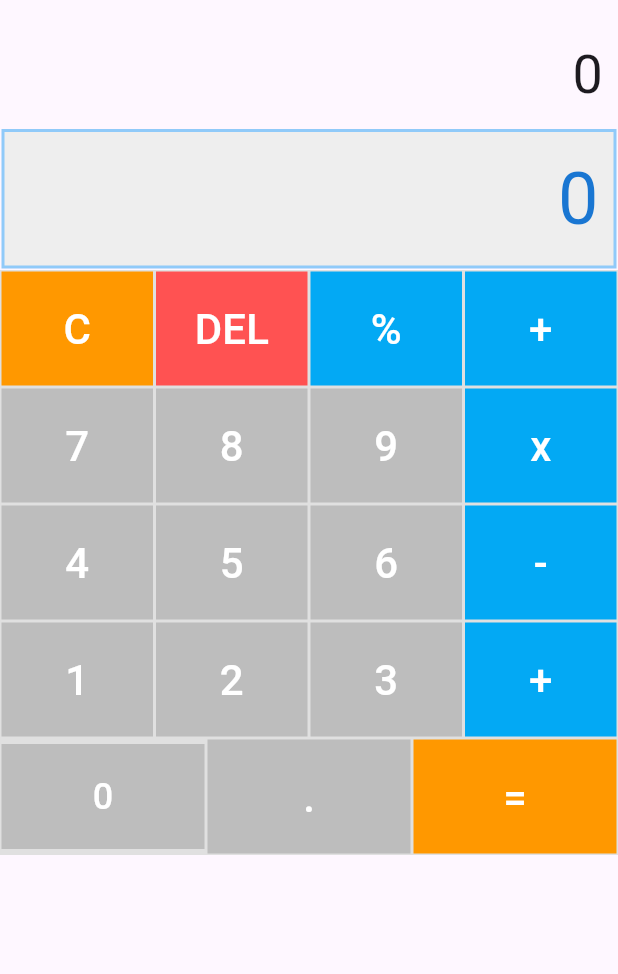
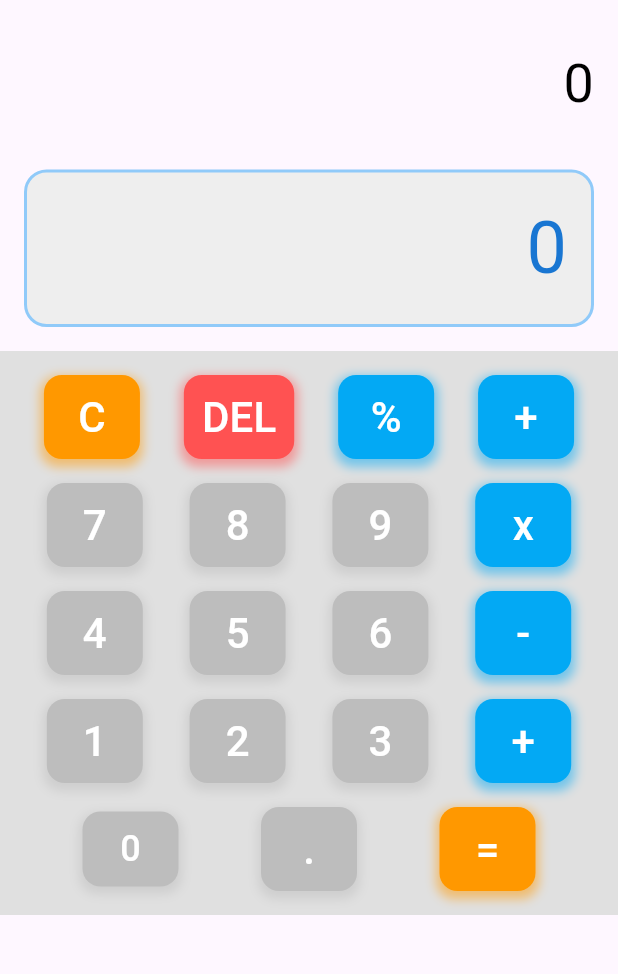
Before and after one commit to Alexmv16/t2_calculadora, a Flutter app: the screen it shows after launch, on a phone screen of 412 x 824 dp, the part 63-1037 px from its top. Run offline on Flutter 3.47's test engine with Material 3 defaults, Android fonts, the phone set to English and light mode, and no system bars; our stand-ins replace math_expressions.

Commit message:
Actividad 3 terminada

```diff
--- a/lib/calculator_home.dart
+++ b/lib/calculator_home.dart
@@ -17,15 +17,16 @@ class _CalculatorHomeState extends State<CalculatorHome> {
   double _equationFontSize = CalculatorHome.fontSizeMedium;
   double _resultFontSize = CalculatorHome.fontSizeBig;
 
+  // TODO ACTIVIDAD 1 He utilizado el fittedbox para ajustar automáticamente el tamaño del texto según el espacio disponible
   Widget _equationPanel() {
     return Container(
-      alignment: Alignment.centerRight,
-      padding: EdgeInsets.all(10),
+      alignment: Alignment.bottomRight,
+      padding: EdgeInsets.all(16),
       child: FittedBox(
         fit: BoxFit.scaleDown,
         child: Text(
           _equationText,
-          style: TextStyle(fontSize: _equationFontSize),
+          style: TextStyle(fontSize: _equationFontSize, color: Colors.black),
         ),
       ),
     );
@@ -33,16 +34,14 @@ class _CalculatorHomeState extends State<CalculatorHome> {
 
   Widget _resultPanel() {
     return Container(
-      alignment: Alignment.centerRight,
-      margin: EdgeInsets.all(1.0),
+      alignment: Alignment.bottomRight,
+      margin: EdgeInsets.all(16),
+      padding: EdgeInsets.all(16),
       decoration: BoxDecoration(
         color: Colors.grey.shade200,
-        border: Border.all(
-          color: Colors.blue.shade200,
-          width: 2,
-        ),
+        borderRadius: BorderRadius.circular(15),
+        border: Border.all(color: Colors.blue.shade200, width: 2),
       ),
-      padding: EdgeInsets.all(10),
       child: FittedBox(
         fit: BoxFit.scaleDown,
         child: Text(
@@ -58,9 +57,19 @@ class _CalculatorHomeState extends State<CalculatorHome> {
 
   Widget _calcButton(String text, Color color, {double fontSize = 28.0}) {
     return Container(
-      margin: EdgeInsets.all(1.0),
-      padding: EdgeInsets.all(10.0),
-      decoration: BoxDecoration(color: color),
+      margin: EdgeInsets.all(8),
+      decoration: BoxDecoration(
+        color: color,
+        borderRadius: BorderRadius.circular(12),
+        boxShadow: [
+          BoxShadow(
+            color: color.withOpacity(0.5),
+            spreadRadius: 2,
+            blurRadius: 5,
+            offset: Offset(0, 3),
+          ),
+        ],
+      ),
       child: TextButton(
         child: FittedBox(
           fit: BoxFit.scaleDown,
@@ -77,47 +86,53 @@ class _CalculatorHomeState extends State<CalculatorHome> {
   Widget _buttonsPanel() {
     return Container(
       color: Colors.grey.shade300,
+      padding: EdgeInsets.all(8), // Ajuste del espaciado
       child: Column(
         mainAxisSize: MainAxisSize.min,
         crossAxisAlignment: CrossAxisAlignment.stretch,
         children: <Widget>[
           Row(
+            mainAxisAlignment: MainAxisAlignment.spaceEvenly,
             children: <Widget>[
-              Expanded(child: _calcButton('C', Colors.orange)),
-              Expanded(child: _calcButton('DEL', Colors.redAccent)),
-              Expanded(child: _calcButton('%', Colors.lightBlue)),
-              Expanded(child: _calcButton('+', Colors.lightBlue)),
+              _calcButton('C', Colors.orange),
+              _calcButton('DEL', Colors.redAccent),
+              _calcButton('%', Colors.lightBlue),
+              _calcButton('+', Colors.lightBlue),
             ],
           ),
           Row(
+            mainAxisAlignment: MainAxisAlignment.spaceEvenly,
             children: <Widget>[
-              Expanded(child: _calcButton('7', Colors.grey.shade400)),
-              Expanded(child: _calcButton('8', Colors.grey.shade400)),
-              Expanded(child: _calcButton('9', Colors.grey.shade400)),
-              Expanded(child: _calcButton('x', Colors.lightBlue)),
+              _calcButton('7', Colors.grey.shade400),
+              _calcButton('8', Colors.grey.shade400),
+              _calcButton('9', Colors.grey.shade400),
+              _calcButton('x', Colors.lightBlue),
             ],
           ),
           Row(
+            mainAxisAlignment: MainAxisAlignment.spaceEvenly,
             children: <Widget>[
-              Expanded(child: _calcButton('4', Colors.grey.shade400)),
-              Expanded(child: _calcButton('5', Colors.grey.shade400)),
-              Expanded(child: _calcButton('6', Colors.grey.shade400)),
-              Expanded(child: _calcButton('-', Colors.lightBlue)),
+              _calcButton('4', Colors.grey.shade400),
+              _calcButton('5', Colors.grey.shade400),
+              _calcButton('6', Colors.grey.shade400),
+              _calcButton('-', Colors.lightBlue),
             ],
           ),
           Row(
+            mainAxisAlignment: MainAxisAlignment.spaceEvenly,
             children: <Widget>[
-              Expanded(child: _calcButton('1', Colors.grey.shade400)),
-              Expanded(child: _calcButton('2', Colors.grey.shade400)),
-              Expanded(child: _calcButton('3', Colors.grey.shade400)),
-              Expanded(child: _calcButton('+', Colors.lightBlue)),
+              _calcButton('1', Colors.grey.shade400),
+              _calcButton('2', Colors.grey.shade400),
+              _calcButton('3', Colors.grey.shade400),
+              _calcButton('+', Colors.lightBlue),
             ],
           ),
           Row(
+            mainAxisAlignment: MainAxisAlignment.spaceEvenly,
             children: <Widget>[
-              Expanded(child: _calcButton('0', Colors.grey.shade400, fontSize: 24.0)),
-              Expanded(child: _calcButton('.', Colors.grey.shade400)),
-              Expanded(child: _calcButton('=', Colors.orange)),
+              _calcButton('0', Colors.grey.shade400, fontSize: 24.0),
+              _calcButton('.', Colors.grey.shade400),
+              _calcButton('=', Colors.orange),
             ],
           ),
         ],
```
